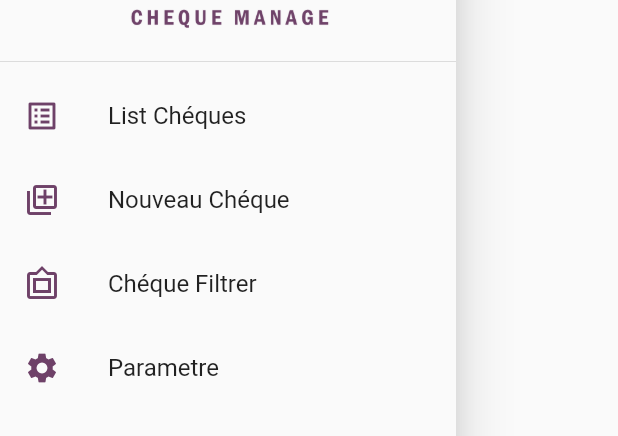
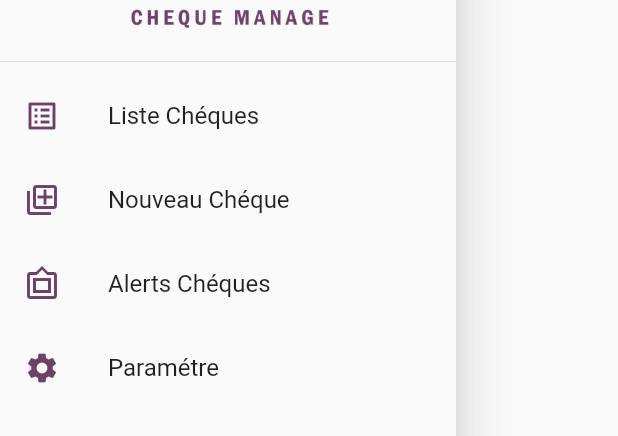
Before and after one commit to BBH19/flutter-todo-app, a Flutter app: the MyDrawer widget shown alone on an empty page, opened directly, on a phone screen of 412 x 824 dp. Shown: the part 180-616 px from the top of the screen. Run offline on Flutter 3.47's test engine with Material 2 defaults, Android fonts, the phone set to English and light mode, and no system bars; our stand-ins replace file_picker, flutter_bloc, flutter_local_notifications, flutter_swipe_action_cell, gap, lottie and 3 more; accounts and stored records are empty; network calls fail.

Commit message:
some fixes

```diff
--- a/lib/main.dart
+++ b/lib/main.dart
@@ -6,6 +6,7 @@ import 'package:chequeproject/views/cheque_edit.dart';
 import 'package:chequeproject/views/cheque_list.dart';
 import 'package:chequeproject/views/cheque_list_filtred.dart';
 import 'package:chequeproject/views/login/login.dart';
+import 'package:chequeproject/views/notification/notification.dart';
 import 'package:chequeproject/views/settings/settings_view.dart';
 import 'package:chequeproject/widgets/config.dart';
 import 'package:chequeproject/widgets/dashbord.dart';
@@ -73,7 +74,7 @@ class HomePage extends StatelessWidget {
                 Navigator.push(
                   context,
                   MaterialPageRoute(
-                    builder: (ctxRoute) => SettingsView(
+                    builder: (ctxRoute) => Test(
                       previousRoute: "/",
                     ),
                   ),
@@ -116,7 +117,7 @@ class ButtonOption {
   static List<ButtonOption> Options = const <ButtonOption>[
     ButtonOption(
       route: "/listing",
-      text: 'Liste des Chéques',
+      text: 'Liste Chéques',
       iconData: Icons.list_alt,
     ),
     ButtonOption(
@@ -126,7 +127,7 @@ class ButtonOption {
     ),
     ButtonOption(
         route: "/listingFiltred",
-        text: 'Chéque Filtrer',
+        text: 'Alerts Chéques',
         iconData: Icons.filter_frames_outlined),
   ];
 }
--- a/lib/views/cheque_items.dart
+++ b/lib/views/cheque_items.dart
@@ -100,6 +100,11 @@ class PageOneState extends State<PageOne> {
           minwidth: 120,
         ),
         DetailsCard(
+          key_: 'Banque ',
+          value: widget.cheque.bank ?? " - ",
+          minwidth: 120,
+        ),
+        DetailsCard(
           key_: 'Piéce Jointe ',
           value: widget.cheque.attachement ?? " - ",
           minwidth: 120,
--- a/lib/views/cheque_list_filtred.dart
+++ b/lib/views/cheque_list_filtred.dart
@@ -47,7 +47,7 @@ class _chequeHome extends StatelessWidget {
         child: Scaffold(
       backgroundColor: GlobalParams.backgroundColor,
       appBar: AppBar(
-        title: const Text('Chéques'),
+        title: const Text('Alerts Chéques'),
         elevation: 0,
         backgroundColor: GlobalParams.GlobalColor,
       ),
--- a/lib/widgets/drawer_widget.dart
+++ b/lib/widgets/drawer_widget.dart
@@ -30,7 +30,7 @@ class MyDrawer extends StatelessWidget {
               Icons.list_alt,
               color: GlobalParams.GlobalColor,
             ),
-            title: const Text('List Chéques'),
+            title: const Text('Liste Chéques'),
             onTap: () {
               Navigator.pop(context);
               Navigator.pushNamed(context, '/listing');
@@ -53,7 +53,7 @@ class MyDrawer extends StatelessWidget {
               Icons.filter_frames_outlined,
               color: GlobalParams.GlobalColor,
             ),
-            title: const Text('Chéque Filtrer'),
+            title: const Text('Alerts Chéques'),
             onTap: () {
               // fermer le menu coulissant et naviguer vers la page de paramètres
               Navigator.pop(context);
@@ -65,7 +65,7 @@ class MyDrawer extends StatelessWidget {
               Icons.settings,
               color: GlobalParams.GlobalColor,
             ),
-            title: const Text('Parametre'),
+            title: const Text('Paramétre'),
             onTap: () {
               Navigator.pop(context);
               Navigator.pushNamed(context, '/setting');
--- a/pubspec.yaml
+++ b/pubspec.yaml
@@ -28,6 +28,7 @@ dependencies:
   charts_flutter: ^0.12.0
   shared_preferences: ^2.1.1
   gap: ^2.0.2
+  flutter_local_notifications: ^14.1.1
 
 dev_dependencies:
   flutter_test:
```
Also changed, not shown: lib/views/notification/notification.dart (added, +71 -0 lines), lib/views/widgets/cheque_data_field.dart (+4 -4 lines), pubspec.lock, 1 other file.
